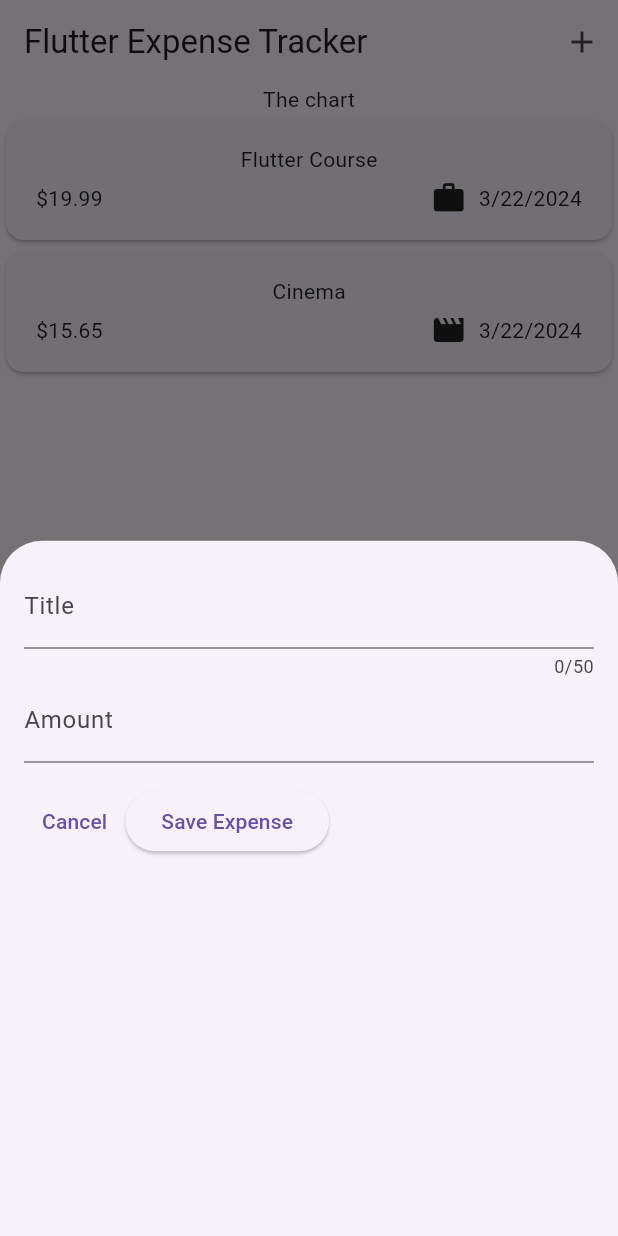
After one commit to IvanBodnarash/Expenses-Tracker-Flutter, a Flutter app: the screen it shows after launch, after a tap on the "add" icon, on a phone screen of 412 x 824 dp. The commit adds this screen. Run offline on Flutter 3.47's test engine with Material 3 defaults, Android fonts, the phone set to English and light mode, and no system bars.

Commit message:
adding modal sheet + inputs with buttons

```diff
--- a/lib/widgets/expenses.dart
+++ b/lib/widgets/expenses.dart
@@ -1,4 +1,6 @@
+import 'package:expence_tracker/widgets/new_expense.dart';
 import 'package:flutter/material.dart';
+
 import 'package:expence_tracker/models/expense.dart';
 import 'package:expence_tracker/widgets/expenses_list/expenses_list.dart';
 
@@ -27,11 +29,28 @@ class _ExpensesState extends State<Expenses> {
     ),
   ];
 
+  void _openAddExpenseOverlay() {
+    showModalBottomSheet(
+      context: context,
+      builder: (ctx) => const NewExpense(),
+    );
+  }
+
   @override
   Widget build(BuildContext context) {
     return Scaffold(
+      appBar: AppBar(
+        title: const Text('Flutter Expense Tracker'),
+        actions: [
+          IconButton(
+            onPressed: _openAddExpenseOverlay,
+            icon: const Icon(Icons.add),
+          ),
+        ],
+      ),
       body: Column(
         children: [
+          // Toolbar
           const Text('The chart'),
           Expanded(
             child: ExpensesList(expenses: _registeredExpenses),
--- /dev/null
+++ b/lib/widgets/new_expense.dart
@@ -0,0 +1,68 @@
+import 'package:flutter/material.dart';
+
+class NewExpense extends StatefulWidget {
+  const NewExpense({super.key});
+
+  @override
+  State<NewExpense> createState() {
+    return _NewExpenseState();
+  }
+}
+
+class _NewExpenseState extends State<NewExpense> {
+  final _titleController = TextEditingController();
+  final _amountController = TextEditingController();
+
+  @override
+  void dispose() {
+    _titleController.dispose();
+    _amountController.dispose();
+    super.dispose();
+  }
+
+  @override
+  Widget build(BuildContext context) {
+    return Padding(
+      padding: const EdgeInsets.all(16),
+      child: Column(
+        children: [
+          TextField(
+            controller: _titleController,
+            maxLength: 50,
+            decoration: const InputDecoration(
+              label: Text('Title'),
+            ),
+          ),
+          TextField(
+            controller: _amountController,
+            keyboardType: TextInputType.number,
+            decoration: const InputDecoration(
+              prefixText: '\$ ',
+              label: Text('Amount'),
+            ),
+          ),
+          const SizedBox(
+            height: 15,
+          ),
+          Row(
+            children: [
+              TextButton(
+                onPressed: () {
+                  Navigator.pop(context);
+                },
+                child: const Text('Cancel'),
+              ),
+              ElevatedButton(
+                onPressed: () {
+                  print(_titleController.text);
+                  print(_amountController.text);
+                },
+                child: const Text('Save Expense'),
+              ),
+            ],
+          ),
+        ],
+      ),
+    );
+  }
+}
```
